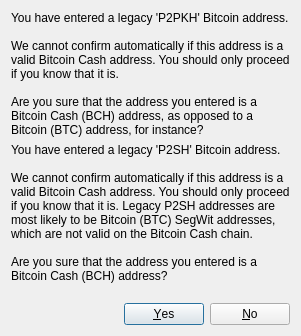
The window that src/qt/forms/legacyaddresswarndialog.ui (RadiantBlockchain/radiant-node) describes before a commit, drawn with Qt 5.
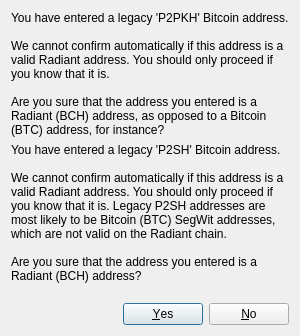
The same window after the commit.

Commit message: Radiant Blockchain Network Launch

What changed in the file:
```diff
--- a/src/qt/forms/legacyaddresswarndialog.ui
+++ b/src/qt/forms/legacyaddresswarndialog.ui
@@ -12,7 +12,7 @@
       <bool>true</bool>
      </property>
      <property name="text">
-      <string>You have entered a legacy 'P2PKH' Bitcoin address.&lt;br/&gt;&lt;br/&gt;We cannot confirm automatically if this address is a valid Bitcoin Cash address. You should only proceed if you know that it is.&lt;br/&gt;&lt;br/&gt;Are you sure that the address you entered is a Bitcoin Cash (BCH) address, as opposed to a Bitcoin (BTC) address, for instance?</string>
+      <string>You have entered a legacy 'P2PKH' Bitcoin address.&lt;br/&gt;&lt;br/&gt;We cannot confirm automatically if this address is a valid Radiant address. You should only proceed if you know that it is.&lt;br/&gt;&lt;br/&gt;Are you sure that the address you entered is a Radiant (BCH) address, as opposed to a Bitcoin (BTC) address, for instance?</string>
      </property>
      <property name="visible">
       <bool>false</bool>
@@ -25,7 +25,7 @@
       <bool>true</bool>
      </property>
      <property name="text">
-      <string>You have entered a legacy 'P2SH' Bitcoin address.&lt;br/&gt;&lt;br/&gt;We cannot confirm automatically if this address is a valid Bitcoin Cash address. You should only proceed if you know that it is. Legacy P2SH addresses are most likely to be Bitcoin (BTC) SegWit addresses, which are not valid on the Bitcoin Cash chain.&lt;br/&gt;&lt;br/&gt;Are you sure that the address you entered is a Bitcoin Cash (BCH) address?</string>
+      <string>You have entered a legacy 'P2SH' Bitcoin address.&lt;br/&gt;&lt;br/&gt;We cannot confirm automatically if this address is a valid Radiant address. You should only proceed if you know that it is. Legacy P2SH addresses are most likely to be Bitcoin (BTC) SegWit addresses, which are not valid on the Radiant chain.&lt;br/&gt;&lt;br/&gt;Are you sure that the address you entered is a Radiant (BCH) address?</string>
      </property>
      <property name="visible">
       <bool>false</bool>
```
The commit also changes 519 other files.
